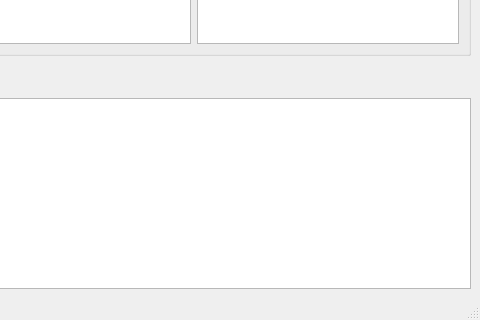
First picture: the form in applications/section/mainwindow.ui, repository ebrahimraeyat/civilTools, before the edit; both pictures show x 638 to 1118 and y 422 to 742 of the 1118 by 742 pixel window.
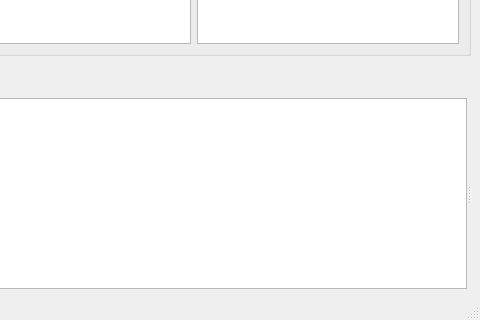
Second picture: the form after the edit. Icons and pictures are not drawn.

```diff
--- a/applications/section/mainwindow.ui
+++ b/applications/section/mainwindow.ui
@@ -683,7 +683,15 @@
         </item>
        </layout>
       </widget>
-      <widget class="QTableView" name="tableView1"/>
+      <widget class="QSplitter" name="splitter2">
+       <property name="orientation">
+        <enum>Qt::Horizontal</enum>
+       </property>
+       <widget class="QTableView" name="tableView1"/>
+       <widget class="QWidget" name="gridLayoutWidget">
+        <layout class="QGridLayout" name="main_section_draw"/>
+       </widget>
+      </widget>
      </widget>
     </item>
    </layout>
```
Left out of the diff: 4 changed lines with no effect on the pictures.
